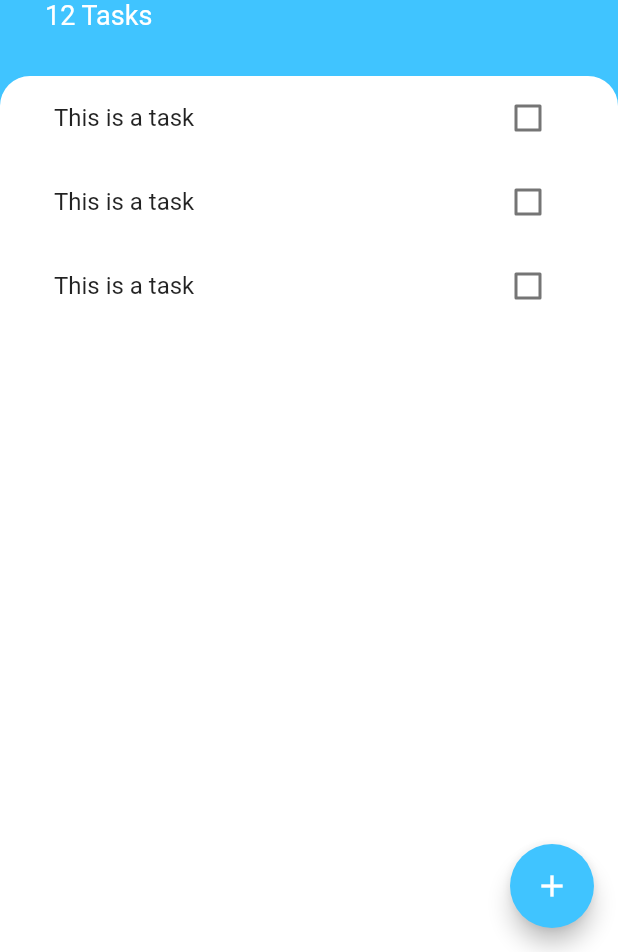
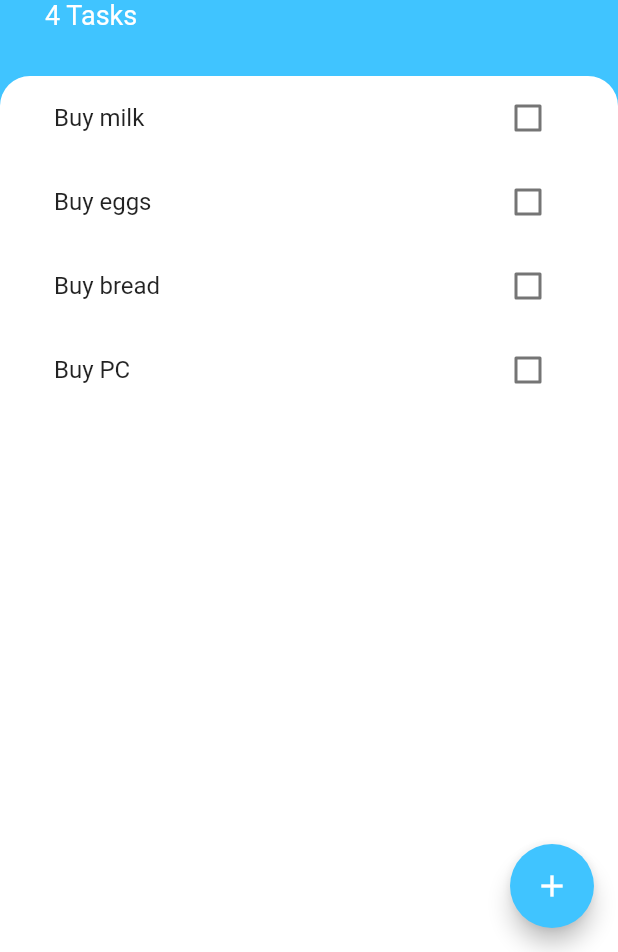
Before and after one commit to DenyAnwar/todoey_app, a Flutter app: the screen it shows after launch, on a phone screen of 412 x 824 dp, the part 284-1236 px from its top. Run offline on Flutter 3.47's test engine with Material 2 defaults, Android fonts, the phone set to English and light mode, and no system bars.

```diff
--- /dev/null
+++ b/lib/models/task.dart
@@ -0,0 +1,10 @@
+class Task {
+  final String name;
+  bool isDone;
+
+  Task({this.name = '', this.isDone = false});
+
+  void toggleDone() {
+    isDone = !isDone;
+  }
+}
--- a/lib/screens/add_task_screen.dart
+++ b/lib/screens/add_task_screen.dart
@@ -1,10 +1,14 @@
 import 'package:flutter/material.dart';
 
 class AddTaskScreen extends StatelessWidget {
-  const AddTaskScreen({Key? key}) : super(key: key);
+  final Function addTaskCallback;
+
+  AddTaskScreen(this.addTaskCallback);
 
   @override
   Widget build(BuildContext context) {
+    late String newTaskTitle;
+
     return Container(
       color: Color(0xff757575),
       child: Container(
@@ -30,9 +34,14 @@ class AddTaskScreen extends StatelessWidget {
             TextField(
               autofocus: true,
               textAlign: TextAlign.center,
+              onChanged: (newText) {
+                newTaskTitle = newText;
+              },
             ),
             TextButton(
-              onPressed: () {},
+              onPressed: () {
+                addTaskCallback(newTaskTitle);
+              },
               child: Text(
                 'Add',
                 style: TextStyle(
--- a/lib/screens/tasks_screen.dart
+++ b/lib/screens/tasks_screen.dart
@@ -1,8 +1,21 @@
 import 'package:flutter/material.dart';
 import 'package:todoey_flutter/widgets/task_list.dart';
 import 'package:todoey_flutter/screens/add_task_screen.dart';
+import 'package:todoey_flutter/models/task.dart';
 
-class TasksScreen extends StatelessWidget {
+class TasksScreen extends StatefulWidget {
+  @override
+  State<TasksScreen> createState() => _TasksScreenState();
+}
+
+class _TasksScreenState extends State<TasksScreen> {
+  List<Task> tasks = [
+    Task(name: 'Buy milk'),
+    Task(name: 'Buy eggs'),
+    Task(name: 'Buy bread'),
+    Task(name: 'Buy PC'),
+  ];
+
   @override
   Widget build(BuildContext context) {
     return Scaffold(
@@ -18,7 +31,12 @@ class TasksScreen extends StatelessWidget {
               child: Container(
                 padding: EdgeInsets.only(
                     bottom: MediaQuery.of(context).viewInsets.bottom),
-                child: AddTaskScreen(),
+                child: AddTaskScreen((newTaskTitle) {
+                  setState(() {
+                    tasks.add(Task(name: newTaskTitle));
+                  });
+                  Navigator.pop(context);
+                }),
               ),
             ),
           );
@@ -54,7 +72,7 @@ class TasksScreen extends StatelessWidget {
                   ),
                 ),
                 Text(
-                  '12 Tasks',
+                  '${tasks.length} Tasks',
                   style: TextStyle(
                     color: Colors.white,
                     fontSize: 18.0,
@@ -73,7 +91,7 @@ class TasksScreen extends StatelessWidget {
                   topRight: Radius.circular(20.0),
                 ),
               ),
-              child: TasksList(),
+              child: TasksList(tasks),
             ),
           ),
         ],
--- a/lib/widgets/task_list.dart
+++ b/lib/widgets/task_list.dart
@@ -1,19 +1,31 @@
 import 'package:flutter/material.dart';
 import 'package:todoey_flutter/widgets/task_tile.dart';
+import 'package:todoey_flutter/models/task.dart';
 
-class TasksList extends StatelessWidget {
-  const TasksList({
-    super.key,
-  });
+class TasksList extends StatefulWidget {
+  final List<Task> tasks;
+
+  TasksList(this.tasks);
 
   @override
+  State<TasksList> createState() => _TasksListState();
+}
+
+class _TasksListState extends State<TasksList> {
+  @override
   Widget build(BuildContext context) {
-    return ListView(
-      children: <Widget>[
-        TaskTile(),
-        TaskTile(),
-        TaskTile(),
-      ],
+    return ListView.builder(
+      itemBuilder: (context, index) {
+        return TaskTile(
+            taskTitle: widget.tasks[index].name,
+            isChecked: widget.tasks[index].isDone,
+            checkboxCallback: (bool? checkboxState) {
+              setState(() {
+                widget.tasks[index].toggleDone();
+              });
+            });
+      },
+      itemCount: widget.tasks.length,
     );
   }
 }
--- a/lib/widgets/task_tile.dart
+++ b/lib/widgets/task_tile.dart
@@ -1,37 +1,29 @@
 import 'package:flutter/material.dart';
 
 class TaskTile extends StatelessWidget {
-  const TaskTile({
-    super.key,
-  });
+  final String taskTitle;
+  final bool isChecked;
+  final void Function(bool?) checkboxCallback;
+
+  TaskTile(
+      {required this.taskTitle,
+      required this.isChecked,
+      required this.checkboxCallback});
 
   @override
   Widget build(BuildContext context) {
     return ListTile(
-      title: Text('This is a task'),
-      trailing: TaskCheckBox(),
+      title: Text(
+        taskTitle,
+        style: TextStyle(
+          decoration: isChecked ? TextDecoration.lineThrough : null,
+        ),
+      ),
+      trailing: Checkbox(
+        activeColor: Colors.lightBlueAccent,
+        value: isChecked,
+        onChanged: checkboxCallback,
+      ),
     );
   }
 }
-
-class TaskCheckBox extends StatefulWidget {
-  @override
-  State<TaskCheckBox> createState() => _TaskCheckBoxState();
-}
-
-class _TaskCheckBoxState extends State<TaskCheckBox> {
-  bool isChecked = false;
-
-  @override
-  Widget build(BuildContext context) {
-    return Checkbox(
-      value: isChecked,
-      activeColor: Colors.lightBlueAccent,
-      onChanged: (bool? newValue) {
-        setState(() {
-          isChecked = newValue!;
-        });
-      },
-    );
-  }
-}
```
